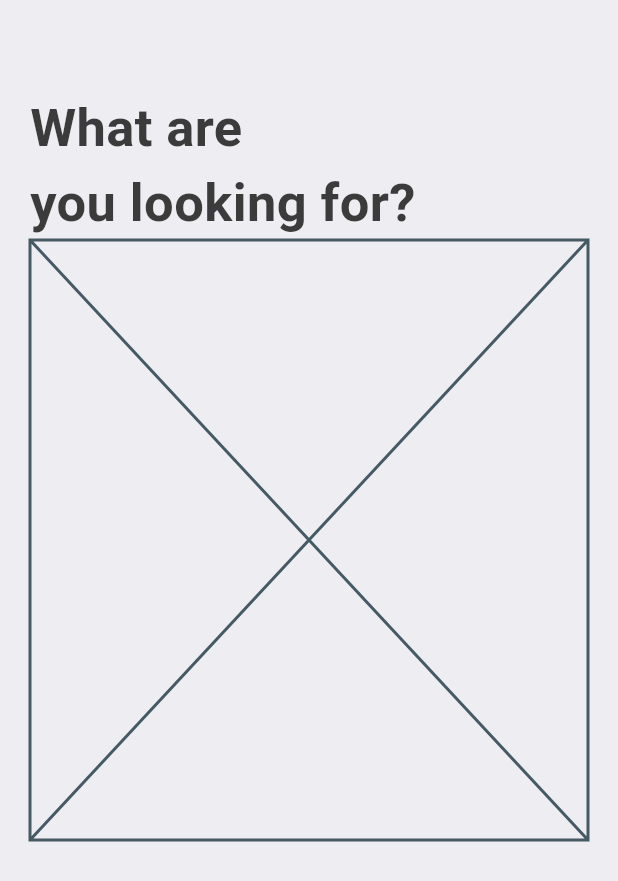
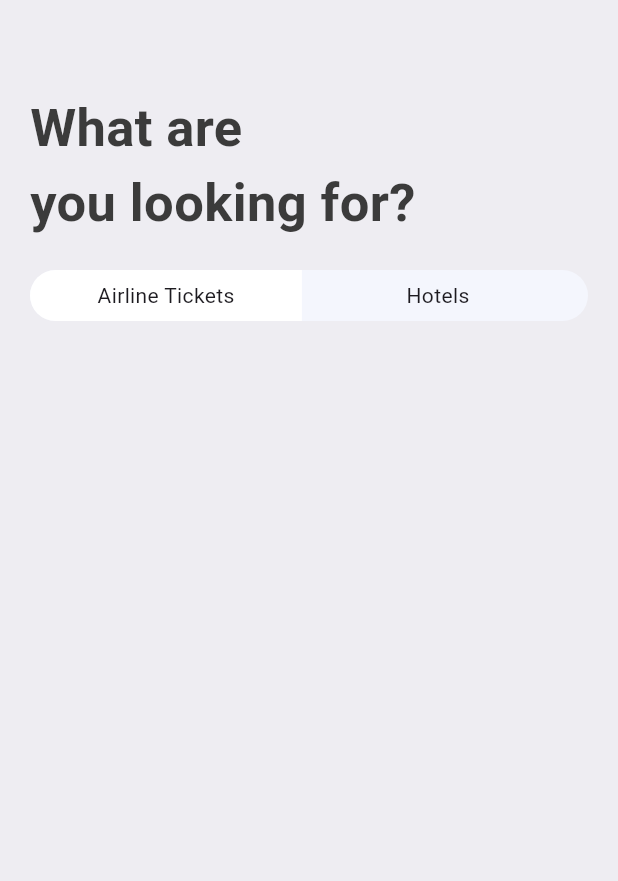
Before and after one commit to Isedin/flight_ticketing_app, a Flutter app: the SearchScreen screen opened directly, on a phone screen of 412 x 824 dp. Shown: the top 881 px of the screen. Run offline on Flutter 3.47's test engine with Material 3 defaults, Android fonts, the phone set to English and light mode, and no system bars; our stand-ins replace fluentui_icons.

Commit message:
feat: Update SearchScreen layout and implement AppTicketTabs for improved UI

```diff
--- a/lib/screens/search/search_screen.dart
+++ b/lib/screens/search/search_screen.dart
@@ -18,6 +18,7 @@ class SearchScreen extends StatelessWidget {
             "What are\nyou looking for?",
             style: AppStyles.headlineStyle1.copyWith(fontSize: 35),
           ),
+          SizedBox(height: 20),
           const AppTicketTabs(),
         ],
       ),
--- /dev/null
+++ b/lib/screens/search/widgets/app_text_icon.dart
@@ -0,0 +1,10 @@
+import 'package:flutter/material.dart';
+
+class AppTextIcon extends StatelessWidget {
+  const AppTextIcon({super.key});
+
+  @override
+  Widget build(BuildContext context) {
+    return const Placeholder();
+  }
+}
--- a/lib/screens/search/widgets/app_ticket_tabs.dart
+++ b/lib/screens/search/widgets/app_ticket_tabs.dart
@@ -5,6 +5,45 @@ class AppTicketTabs extends StatelessWidget {
 
   @override
   Widget build(BuildContext context) {
-    return const Placeholder();
+    return Container(
+      decoration: BoxDecoration(
+        borderRadius: BorderRadius.circular(50),
+        color: const Color(0xFFF4F6FD),
+      ),
+      child: Row(
+        children: [
+          AppTabs(tabText: "Airline Tickets"),
+          AppTabs(tabText: "Hotels", tabBorder: true, tabColor: true),
+        ],
+      ),
+    );
   }
 }
+
+class AppTabs extends StatelessWidget {
+  const AppTabs({
+    super.key,
+    this.tabText = "",
+    this.tabBorder = false,
+    this.tabColor = false,
+  });
+  final String tabText;
+  final bool tabBorder;
+  final bool tabColor;
+
+  @override
+  Widget build(BuildContext context) {
+    final size = MediaQuery.of(context).size;
+    return Container(
+      width: size.width * 0.44,
+      padding: const EdgeInsets.symmetric(vertical: 7),
+      decoration: BoxDecoration(
+        borderRadius: tabBorder == false
+            ? BorderRadius.horizontal(left: Radius.circular(50))
+            : const BorderRadius.horizontal(right: Radius.circular(50)),
+        color: tabColor == false ? Colors.white : Colors.transparent,
+      ),
+      child: Center(child: Text(tabText)),
+    );
+  }
+}
```
